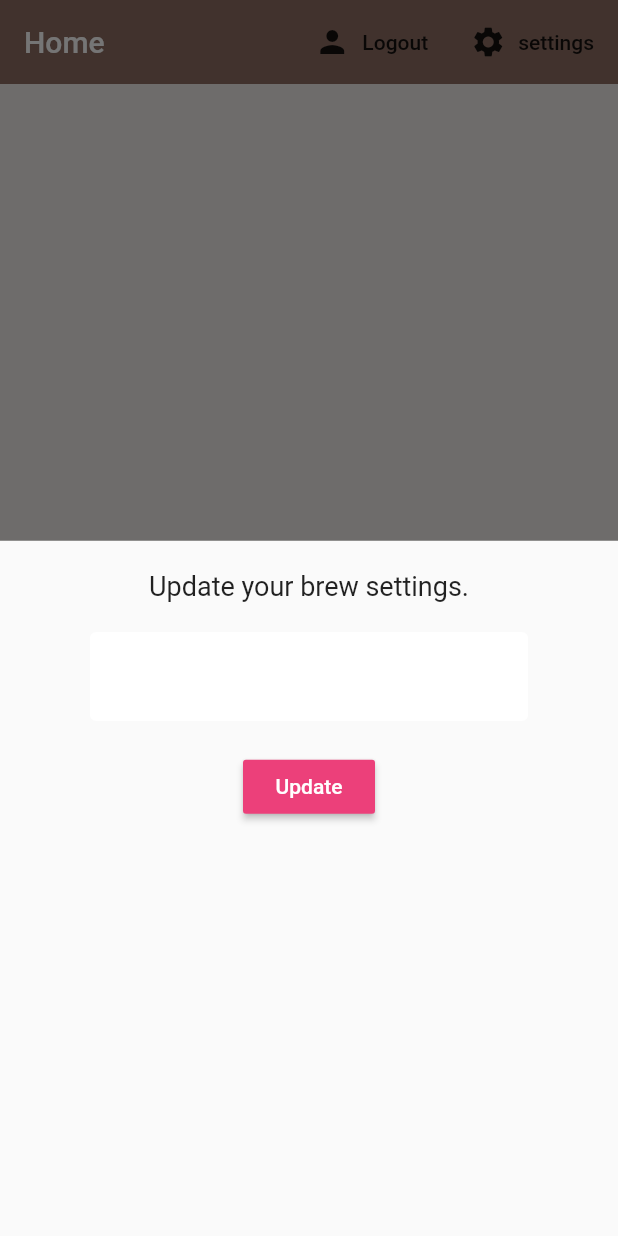
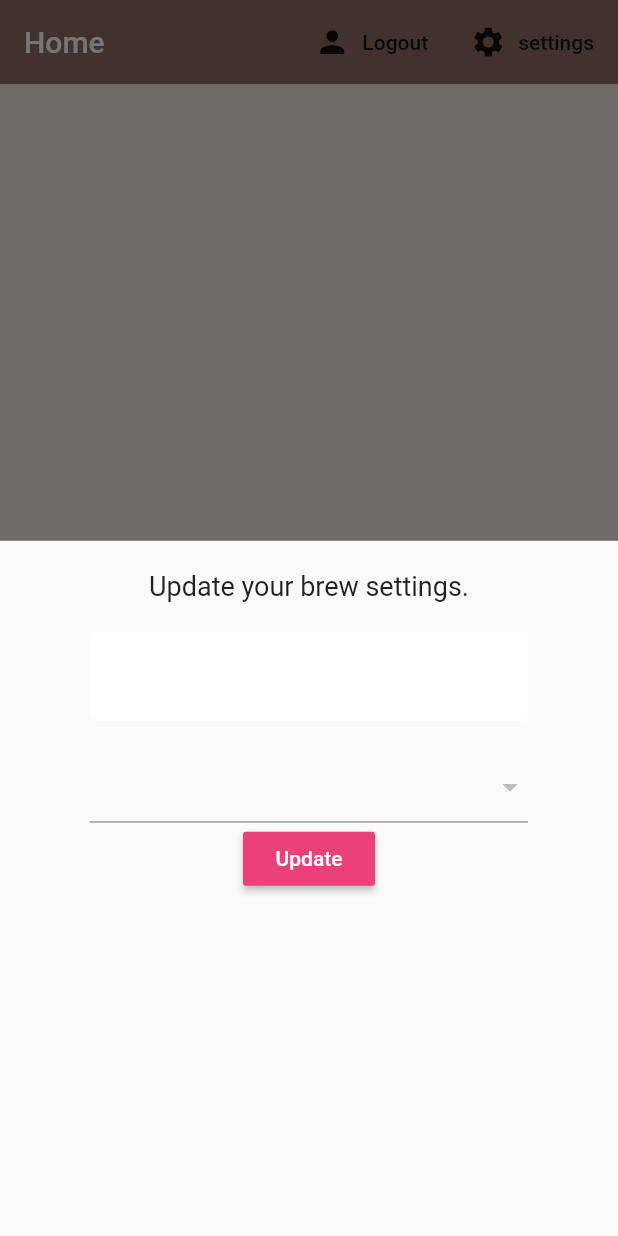
Before and after one commit to anantcodes/Coffee, a Flutter app: the screen it shows once a user with an empty profile is signed in, after a tap on "settings", on a phone screen of 412 x 824 dp. Run offline on Flutter 3.47's test engine with Material 2 defaults, Android fonts, the phone set to English and light mode, and no system bars; our stand-ins replace cloud_firestore, firebase_auth, flutter_spinkit; accounts and stored records are empty.

Commit message:
initial commit message

```diff
--- a/lib/settings_form.dart
+++ b/lib/settings_form.dart
@@ -37,6 +37,17 @@ class _SettingsFormState extends State<SettingsForm> {
 
           SizedBox(height: 20.0,),
           //dropdown
+          DropdownButtonFormField(
+            items: sugars.map( (sugar) {
+             return DropdownMenuItem(
+               value: sugar,
+               child: Text('$sugar sugars'),
+             );
+            }).toList(),
+          ),
+
+
+
           //slider
 
           RaisedButton(
```
